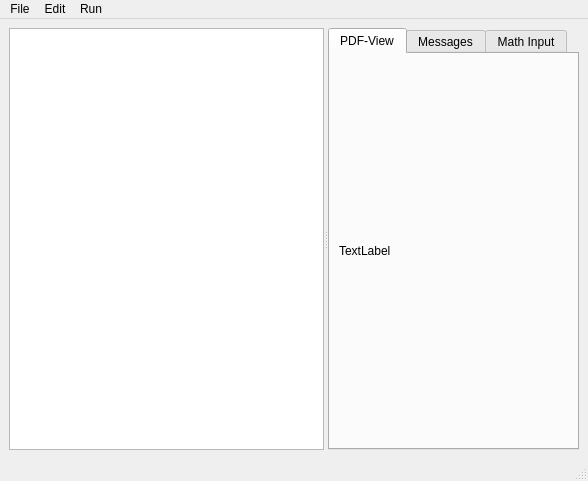
Qt form Latex-editor/mainwindow.ui (Redvin-dt/elephant-editor) before a commit.
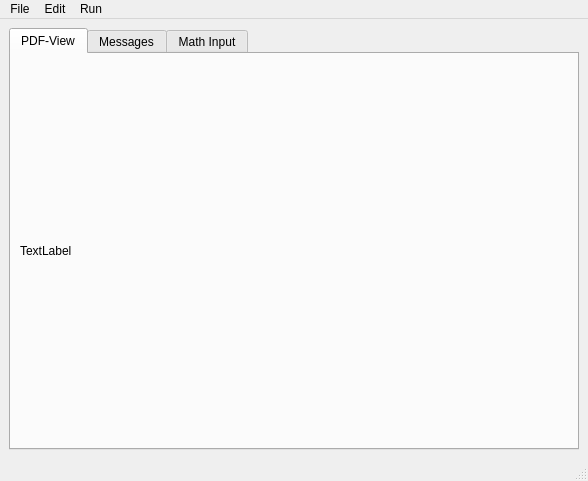
The same form after that commit.

Commit message: delete QtTextEditor

Patch:
```diff
--- a/Latex-editor/mainwindow.ui
+++ b/Latex-editor/mainwindow.ui
@@ -20,7 +20,6 @@
       <property name="orientation">
        <enum>Qt::Horizontal</enum>
       </property>
-      <widget class="QTextEdit" name="textEdit"/>
       <widget class="QTabWidget" name="tabWidget">
        <property name="currentIndex">
         <number>0</number>
```
